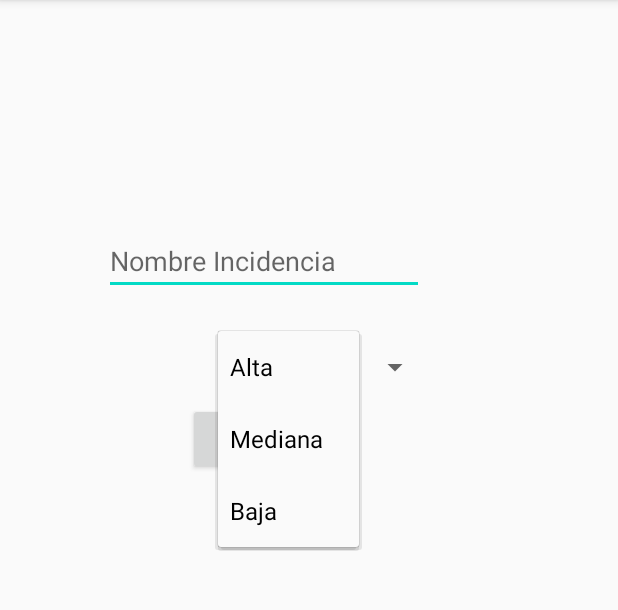
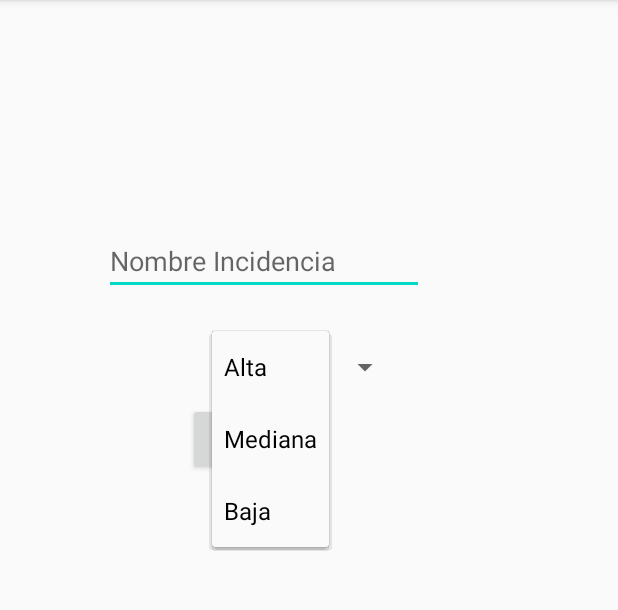
Before and after one commit to cf17jeremy/Gestorincidencies, an Android app: the fragment addincidencias shown on its own in the app's theme, after a tap on "Alta", on a phone screen of 412 x 824 dp, the part 84-694 px from its top. Run offline under Robolectric (Android 15) with nearby library versions, the phone set to English and light mode, and no system bars.

Commit message:
Faltan mejoras

```diff
--- a/app/src/main/AndroidManifest.xml
+++ b/app/src/main/AndroidManifest.xml
@@ -9,14 +9,14 @@
         android:roundIcon="@mipmap/ic_launcher_round"
         android:supportsRtl="true"
         android:theme="@style/AppTheme">
-        <activity android:name=".MainActivity">
+        <activity android:name=".APP.MainActivity">
             <intent-filter>
                 <action android:name="android.intent.action.MAIN" />
 
                 <category android:name="android.intent.category.LAUNCHER" />
             </intent-filter>
         </activity>
-        <activity android:name=".conector"/>
+        <activity android:name=".APP.conector"/>
     </application>
 
 </manifest>
--- a/app/src/main/java/com/example/gestorincidencies/MainActivity.java
+++ b/app/src/main/java/com/example/gestorincidencies/APP/MainActivity.java
@@ -1,4 +1,4 @@
-package com.example.gestorincidencies;
+package com.example.gestorincidencies.APP;
 
 import androidx.appcompat.app.AppCompatActivity;
 
@@ -8,6 +8,7 @@ import android.view.View;
 import android.widget.Button;
 import android.widget.EditText;
 
+import com.example.gestorincidencies.R;
 import com.google.android.material.snackbar.Snackbar;
 
 public class MainActivity extends AppCompatActivity {
--- a/app/src/main/java/com/example/gestorincidencies/RecyclerViewAdapter.java
+++ b/app/src/main/java/com/example/gestorincidencies/APP/RecyclerViewAdapter.java
@@ -1,6 +1,5 @@
-package com.example.gestorincidencies;
+package com.example.gestorincidencies.APP;
 
-import android.content.Context;
 import android.view.LayoutInflater;
 import android.view.View;
 import android.view.ViewGroup;
@@ -9,6 +8,8 @@ import android.widget.TextView;
 import androidx.annotation.NonNull;
 import androidx.constraintlayout.widget.ConstraintLayout;
 import androidx.recyclerview.widget.RecyclerView;
+
+import com.example.gestorincidencies.R;
 
 import java.util.ArrayList;
 
--- a/app/src/main/java/com/example/gestorincidencies/addincidencias.java
+++ b/app/src/main/java/com/example/gestorincidencies/APP/addincidencias.java
@@ -1,6 +1,7 @@
-package com.example.gestorincidencies;
+package com.example.gestorincidencies.APP;
 
 
+import android.database.sqlite.SQLiteDatabase;
 import android.os.Bundle;
 import android.view.LayoutInflater;
 import android.view.View;
@@ -9,11 +10,12 @@ import android.widget.ArrayAdapter;
 import android.widget.Button;
 import android.widget.EditText;
 import android.widget.Spinner;
+import android.widget.Toast;
 
 import androidx.fragment.app.Fragment;
 
-import java.util.ArrayList;
-import java.util.List;
+import com.example.gestorincidencies.BDD.DBDCreation;
+import com.example.gestorincidencies.R;
 
 /**
  * A simple {@link Fragment} subclass.
@@ -21,7 +23,9 @@ import java.util.List;
  * create an instance of this fragment.
  */
 public class addincidencias extends Fragment {
-
+    //Creacion instancia
+    private DBDCreation DBCreation;
+    private SQLiteDatabase db;
     public void addincidencias() {
         // Required empty public constructor
     }
@@ -30,11 +34,14 @@ public class addincidencias extends Fragment {
     @Override
     public View onCreateView(LayoutInflater inflater, ViewGroup container,
                              Bundle savedInstanceState) {
+        DBCreation = new DBDCreation(getContext());
+        db = DBCreation.getWritableDatabase();
+
         // Inflate the layout for this fragment
         final View addIncidencia = inflater.inflate(R.layout.addincidencies_layout, container, false);
-        String[] emergencia = new String[] {"Alta","Mediana","Baja"};
-        Spinner spinner = addIncidencia.findViewById(R.id.spinner1);
-        final ArrayAdapter adapter = new ArrayAdapter<>(getActivity(), android.R.layout.simple_list_item_1, emergencia);
+        final String[] emergencia = new String[] {"Alta","Mediana","Baja"};
+        final Spinner spinner = addIncidencia.findViewById(R.id.spinner1);
+        final ArrayAdapter adapter = new ArrayAdapter<>(getActivity(), android.R.layout.simple_spinner_dropdown_item, emergencia);
 
         adapter.setDropDownViewResource(android.R.layout.simple_spinner_dropdown_item);
         spinner.setPrompt("Tipo de urgencia");
@@ -43,10 +50,15 @@ public class addincidencias extends Fragment {
         final Button btnafegirIncidencia = addIncidencia.findViewById(R.id.btnafegirIncidencia);
         btnafegirIncidencia.setOnClickListener(new View.OnClickListener() {
             public void onClick(View v) {
+                String emergencia = spinner.getSelectedItem().toString() ;
                 EditText txtIncidencia = addIncidencia.findViewById(R.id.txtincidencia);
                 String txtIncidenciaForm = txtIncidencia.getText().toString();
 
-                ((conector)getActivity()).arrayincidencias.add(new incidencia(txtIncidenciaForm, "alta"));
+                incidencia incidencia = new incidencia(emergencia,txtIncidenciaForm);
+                DBDCreation.insertIncidencia(db,incidencia);
+                Toast toast = Toast.makeText(getActivity(),"Incidencia creada correctamente",Toast.LENGTH_SHORT);
+                toast.show();
+                txtIncidencia.setText("");
 
             }
         });
--- a/app/src/main/java/com/example/gestorincidencies/conector.java
+++ b/app/src/main/java/com/example/gestorincidencies/APP/conector.java
@@ -1,9 +1,11 @@
-package com.example.gestorincidencies;
+package com.example.gestorincidencies.APP;
 
 import android.os.Bundle;
 
 import androidx.appcompat.app.AppCompatActivity;
 import androidx.fragment.app.Fragment;
+
+import com.example.gestorincidencies.R;
 
 import java.util.ArrayList;
 
--- a/app/src/main/java/com/example/gestorincidencies/incidencia.java
+++ b/app/src/main/java/com/example/gestorincidencies/APP/incidencia.java
@@ -1,4 +1,4 @@
-package com.example.gestorincidencies;
+package com.example.gestorincidencies.APP;
 
 public class incidencia {
     protected String nom;
--- a/app/src/main/res/layout/activity_main.xml
+++ b/app/src/main/res/layout/activity_main.xml
@@ -4,7 +4,7 @@
     xmlns:tools="http://schemas.android.com/tools"
     android:layout_width="match_parent"
     android:layout_height="match_parent"
-    tools:context=".MainActivity">
+    tools:context=".APP.MainActivity">
 
     <EditText
         android:id="@+id/contrasenya"
--- a/app/src/main/res/layout/addincidencies_layout.xml
+++ b/app/src/main/res/layout/addincidencies_layout.xml
@@ -8,7 +8,7 @@
     android:layout_marginTop="75dp"
     android:layout_marginRight="1dp"
     android:layout_marginBottom="1dp"
-    tools:context=".addincidencias">
+    tools:context=".APP.addincidencias">
 
     <!-- TODO: Update blank fragment layout -->
 
@@ -33,8 +33,8 @@
             android:id="@+id/spinner1"
             android:layout_width="wrap_content"
             android:layout_height="wrap_content"
-            android:layout_marginStart="144dp"
-            android:layout_marginLeft="144dp"
+            android:layout_marginStart="140dp"
+            android:layout_marginLeft="140dp"
             android:layout_marginTop="24dp"
             app:layout_constraintBottom_toTopOf="@+id/btnafegirIncidencia"
             app:layout_constraintLeft_toLeftOf="parent"
--- a/app/src/main/res/layout/fragment_list_incidencia.xml
+++ b/app/src/main/res/layout/fragment_list_incidencia.xml
@@ -9,7 +9,7 @@
     android:layout_marginTop="75dp"
     android:layout_marginRight="1dp"
     android:layout_marginBottom="1dp"
-    tools:context=".ListIncidencia">
+    tools:context=".APP.ListIncidencia">
 
     <!-- TODO: Update blank fragment layout -->
 
--- a/app/src/main/res/layout/fragment_menu.xml
+++ b/app/src/main/res/layout/fragment_menu.xml
@@ -4,7 +4,7 @@
     android:layout_width="match_parent"
     android:layout_height="match_parent"
     xmlns:app="http://schemas.android.com/apk/res-auto"
-    tools:context=".conector">
+    tools:context=".APP.conector">
 
     <fragment
         android:id="@+id/Menu"
@@ -13,7 +13,7 @@
         app:layout_constraintEnd_toEndOf="parent"
         app:layout_constraintStart_toStartOf="parent"
         app:layout_constraintTop_toTopOf="parent"
-        android:name="com.example.gestorincidencies.menu"
+        android:name="com.example.gestorincidencies.APP.menu"
         tools:layout="@layout/menu_layout">
 
     </fragment>
--- a/app/src/main/res/layout/item_list.xml
+++ b/app/src/main/res/layout/item_list.xml
@@ -13,7 +13,8 @@
         android:layout_marginLeft="44dp"
         android:text="TextView"
         app:layout_constraintStart_toStartOf="parent"
-        tools:layout_editor_absoluteY="1dp" />
+        tools:layout_editor_absoluteY="1dp"
+        tools:ignore="MissingConstraints" />
 
     <TextView
         android:id="@+id/itemListPrioritat"
@@ -23,5 +24,6 @@
         android:layout_marginLeft="76dp"
         android:text="TextView"
         app:layout_constraintStart_toEndOf="@+id/itemListIncidencia"
-        tools:layout_editor_absoluteY="1dp" />
+        tools:layout_editor_absoluteY="1dp"
+        tools:ignore="MissingConstraints" />
 </androidx.constraintlayout.widget.ConstraintLayout>
--- a/app/src/main/res/layout/menu_layout.xml
+++ b/app/src/main/res/layout/menu_layout.xml
@@ -4,7 +4,7 @@
     xmlns:tools="http://schemas.android.com/tools"
     android:layout_width="match_parent"
     android:layout_height="match_parent"
-    tools:context=".menu">
+    tools:context=".APP.menu">
 
     <com.nightonke.boommenu.BoomMenuButton
         android:id="@+id/bmb"
```
Also changed, not shown: app/src/main/java/com/example/gestorincidencies/APP/ListIncidencia.java (renamed from app/src/main/java/com/example/gestorincidencies/ListIncidencia.java, +10 -4 lines), app/src/main/java/com/example/gestorincidencies/APP/menu.java (renamed from app/src/main/java/com/example/gestorincidencies/menu.java, +45 -6 lines), app/src/main/java/com/example/gestorincidencies/BDD/DBDCreation.java (added, +86 -0 lines), app/src/main/java/com/example/gestorincidencies/BDD/DBDeclaration.java (added, +13 -0 lines), app/src/main/res/values/strings.xml (+9 -0 lines).
